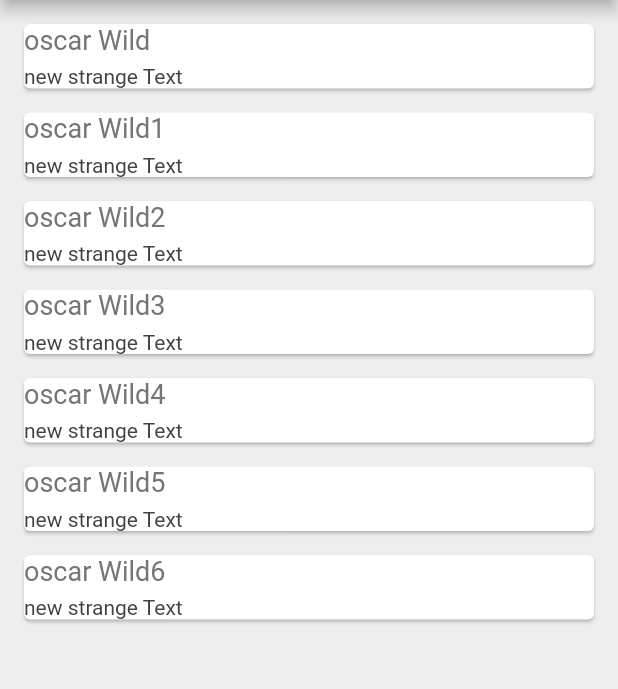
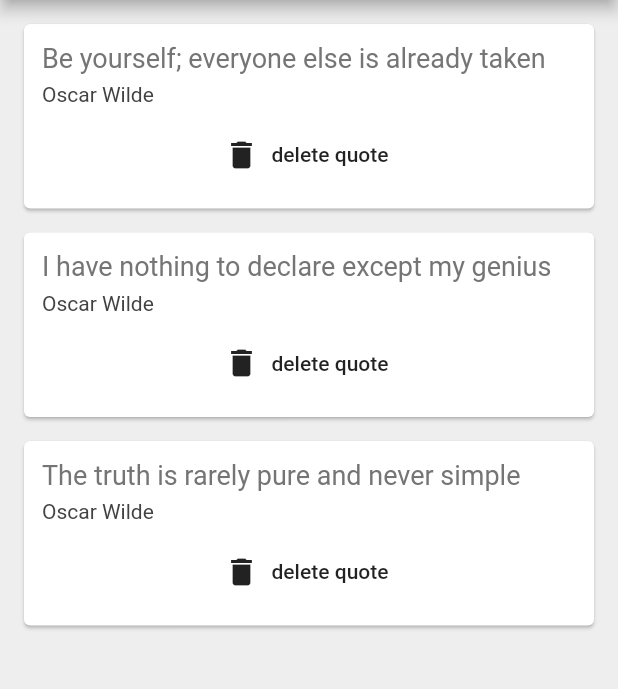
Before and after one commit to pzauta/quotes, a Flutter app: the screen it shows after launch, on a phone screen of 412 x 824 dp, the part 84-773 px from its top. Run offline on Flutter 3.47's test engine with Material 2 defaults, Android fonts, the phone set to English and light mode, and no system bars.

Commit message:
delete a Book

```diff
--- a/lib/main.dart
+++ b/lib/main.dart
@@ -1,18 +1,12 @@
 import 'package:flutter/material.dart';
-import 'package:flutter/widgets.dart';
-import 'package:quotes/quote_card.dart';
 import 'quote.dart';
+import 'quote_card.dart';
 
 void main() => runApp(MaterialApp(
-  home: QuoteList(),
+    home: QuoteList()
 ));
 
-
-
-
 class QuoteList extends StatefulWidget {
-  const QuoteList({Key? key}) : super(key: key);
-
   @override
   _QuoteListState createState() => _QuoteListState();
 }
@@ -20,27 +14,29 @@ class QuoteList extends StatefulWidget {
 class _QuoteListState extends State<QuoteList> {
 
   List<Quote> quotes = [
-    Quote('oscar Wild', 'new strange Text'),
-    Quote('oscar Wild1', 'new strange Text'),
-    Quote('oscar Wild2', 'new strange Text'),
-    Quote('oscar Wild3', 'new strange Text'),
-    Quote('oscar Wild4', 'new strange Text'),
-    Quote('oscar Wild5', 'new strange Text'),
-    Quote('oscar Wild6', 'new strange Text'),
+    Quote(author: 'Oscar Wilde', text: 'Be yourself; everyone else is already taken'),
+    Quote(author: 'Oscar Wilde', text: 'I have nothing to declare except my genius'),
+    Quote(author: 'Oscar Wilde', text: 'The truth is rarely pure and never simple')
   ];
-
 
   @override
   Widget build(BuildContext context) {
     return Scaffold(
       backgroundColor: Colors.grey[200],
       appBar: AppBar(
-        title: Text("Awesome Quotes"),
+        title: Text('Awesome Quotes'),
         centerTitle: true,
         backgroundColor: Colors.redAccent,
       ),
       body: Column(
-        children: quotes.map((quote) => QuoteCard(quote: quote)).toList(),
+        children: quotes.map((quote) => QuoteCard(
+            quote: quote,
+            delete: () {
+              setState(() {
+                quotes.remove(quote);
+              });
+            }
+        )).toList(),
       ),
     );
   }
--- a/lib/quote.dart
+++ b/lib/quote.dart
@@ -1,6 +1,25 @@
 class Quote {
+
   String text;
   String author;
 
-  Quote(this.text, this.author);
+  //  normal constructor, as we've already seen
+
+  //  Quote(String author, String text){
+  //    this.text = text;
+  //    this.author = author;
+  //  }
+
+  //  constructor with named parameters
+
+  //  Quote({ String author, String text }){
+  //    this.text = text;
+  //    this.author = author;
+  //  }
+
+  // constructor with named parameters
+  // & automatically assigns named arguments to class properties
+
+  Quote({ required this.text, required this.author });
+
 }
--- a/lib/quote_card.dart
+++ b/lib/quote_card.dart
@@ -1,39 +1,45 @@
-
-
-import 'package:flutter/cupertino.dart';
 import 'package:flutter/material.dart';
 import 'quote.dart';
 
 class QuoteCard extends StatelessWidget {
 
   final Quote quote;
-  QuoteCard({Key? key, required this.quote}) : super(key: key);
-
+  final VoidCallback delete;
+  QuoteCard({ required this.quote, required this.delete });
 
   @override
   Widget build(BuildContext context) {
     return Card(
-      margin: EdgeInsets.fromLTRB(16, 16, 16, 0),
+        margin: const EdgeInsets.fromLTRB(16.0, 16.0, 16.0, 0),
+        child: Padding(
+          padding: const EdgeInsets.all(12.0),
           child: Column(
             crossAxisAlignment: CrossAxisAlignment.stretch,
             children: <Widget>[
               Text(
                 quote.text,
                 style: TextStyle(
+                  fontSize: 18.0,
                   color: Colors.grey[600],
-              fontSize: 18,
                 ),
               ),
               SizedBox(height: 6.0),
               Text(
                 quote.author,
                 style: TextStyle(
+                  fontSize: 14.0,
                   color: Colors.grey[800],
-              fontSize: 14,
                 ),
+              ),
+              SizedBox(height: 8.0),
+              FlatButton.icon(
+                onPressed: delete,
+                label: Text('delete quote'),
+                icon: Icon(Icons.delete),
               )
             ],
           ),
+        )
     );
   }
 }
```
Lines whose indentation alone changed are shown as unchanged.
